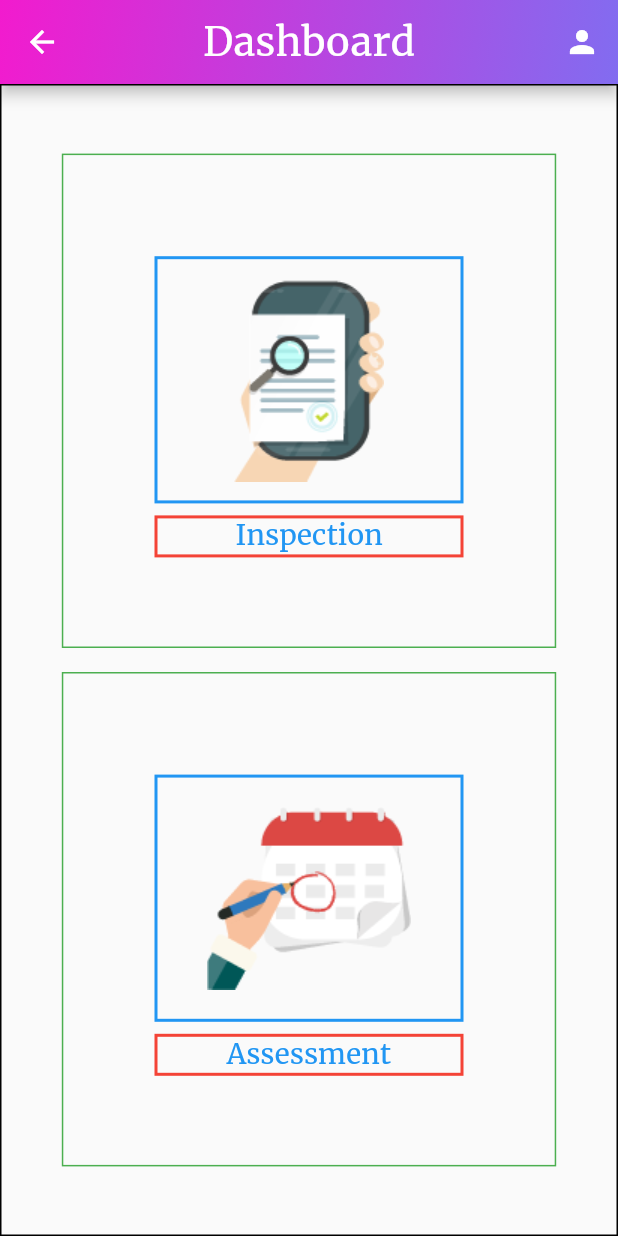
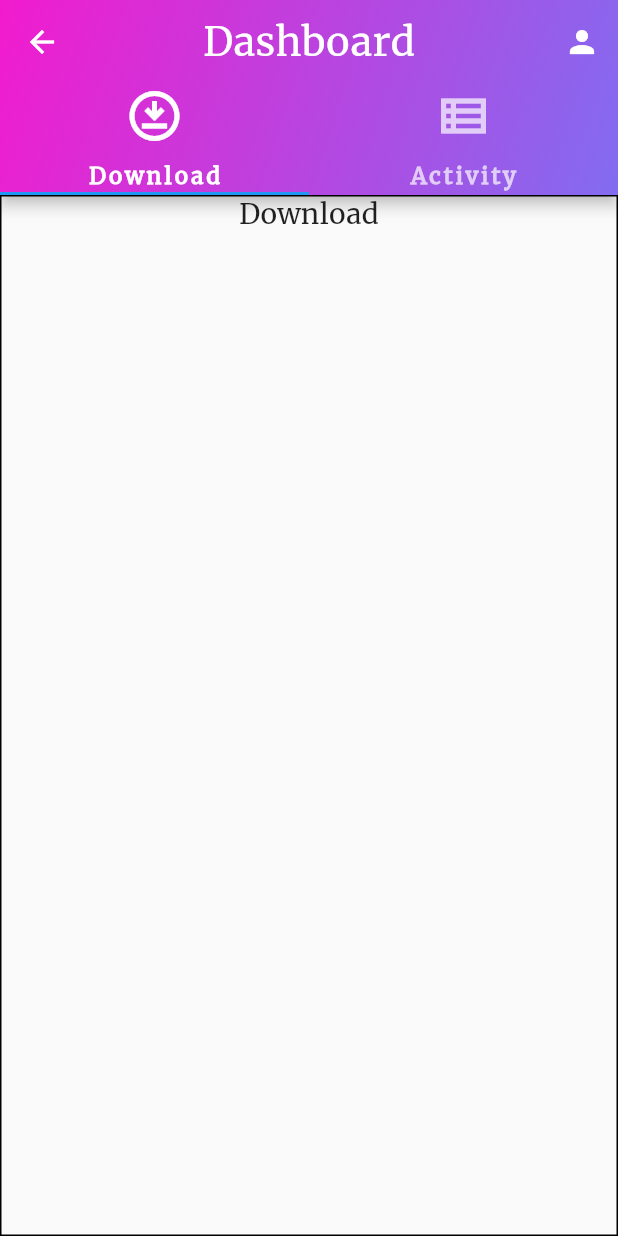
Before and after one commit to Sadja18/academic, a Flutter app: the DashboardScreen screen opened by its route, on a phone screen of 412 x 824 dp. Run offline on Flutter 3.47's test engine with Material 2 defaults, Android fonts, the phone set to English and light mode, and no system bars.

Commit message:
version: 0.0.0.3

```diff
--- a/lib/screens/screen_dashboard.dart
+++ b/lib/screens/screen_dashboard.dart
@@ -1,5 +1,7 @@
 import 'package:flutter/material.dart';
 import 'package:flutter/foundation.dart';
+import './screen_inspection.dart';
+import './screen_teacher_assessment.dart';
 
 class DashboardScreen extends StatefulWidget {
   static const routeName = '/screen-dashboard';
@@ -16,7 +18,9 @@ class _DashboardScreenState extends State<DashboardScreen> {
   Widget build(BuildContext context) {
     var statusBarHeight = MediaQuery.of(context).padding.top;
     var appBarHeight = kToolbarHeight;
-    return Scaffold(
+    return DefaultTabController(
+      length: 2,
+      child: Scaffold(
         key: scaffoldKey,
         appBar: AppBar(
           title: const Text('Dashboard'),
@@ -42,6 +46,38 @@ class _DashboardScreenState extends State<DashboardScreen> {
                 ],
               ),
             ),
+          ),
+          bottom: const TabBar(
+            tabs: [
+              Tab(
+                icon: Icon(
+                  Icons.download_for_offline_outlined,
+                  semanticLabel: 'Fetch Data',
+                  size: 40,
+                ),
+                child: Text(
+                  'Download',
+                  style: TextStyle(
+                      fontWeight: FontWeight.bold,
+                      fontSize: 15,
+                      letterSpacing: 1.8),
+                ),
+              ),
+              Tab(
+                icon: Icon(
+                  Icons.view_list_outlined,
+                  semanticLabel: 'Processes',
+                  size: 40,
+                ),
+                child: Text(
+                  'Activity',
+                  style: TextStyle(
+                      fontWeight: FontWeight.bold,
+                      fontSize: 15,
+                      letterSpacing: 1.8),
+                ),
+              ),
+            ],
           ),
         ),
         endDrawer: Container(
@@ -71,6 +107,16 @@ class _DashboardScreenState extends State<DashboardScreen> {
                       onPressed: () {
                         // wrapper();
                       },
+                      child: const Text('Fetch Data'),
+                    ),
+                  ),
+                ),
+                ListTile(
+                  title: Center(
+                    child: OutlinedButton(
+                      onPressed: () {
+                        // wrapper();
+                      },
                       child: const Text('Sync Data'),
                     ),
                   ),
@@ -89,7 +135,17 @@ class _DashboardScreenState extends State<DashboardScreen> {
             ),
           ),
         ),
-      body: Container(
+        body: TabBarView(
+          physics: const NeverScrollableScrollPhysics(),
+          children: [
+            Container(
+              alignment: Alignment.topCenter,
+              decoration: BoxDecoration(
+                border: Border.all(),
+              ),
+              child: const Text('Download'),
+            ),
+            Container(
               width: MediaQuery.of(context).size.width,
               height: MediaQuery.of(context).size.height,
               decoration: BoxDecoration(
@@ -108,9 +164,12 @@ class _DashboardScreenState extends State<DashboardScreen> {
                         color: Colors.green,
                       ),
                     ),
-              height: MediaQuery.of(context).size.height * 0.40,
+                    height: MediaQuery.of(context).size.height * 0.30,
                     child: TextButton(
-                onPressed: () {},
+                      onPressed: () {
+                        Navigator.of(context)
+                            .pushNamed(InspectionScreen.routeName);
+                      },
                       child: SizedBox(
                         child: Column(
                           mainAxisAlignment: MainAxisAlignment.center,
@@ -127,8 +186,8 @@ class _DashboardScreenState extends State<DashboardScreen> {
                               margin: const EdgeInsets.symmetric(
                                 vertical: 8.0,
                               ),
-                        child:
-                            Image.asset('assets/dashboardIcons/assessment.png'),
+                              child: Image.asset(
+                                  'assets/dashboardIcons/assessment.png'),
                             ),
                             Container(
                               alignment: Alignment.center,
@@ -155,9 +214,12 @@ class _DashboardScreenState extends State<DashboardScreen> {
                         color: Colors.green,
                       ),
                     ),
-              height: MediaQuery.of(context).size.height * 0.40,
+                    height: MediaQuery.of(context).size.height * 0.30,
                     child: TextButton(
-                onPressed: () {},
+                      onPressed: () {
+                        Navigator.of(context).pushNamed(
+                            TeacherTrainingAssessmentScreen.routeName);
+                      },
                       child: SizedBox(
                         child: Column(
                           mainAxisAlignment: MainAxisAlignment.center,
@@ -174,7 +236,8 @@ class _DashboardScreenState extends State<DashboardScreen> {
                               margin: const EdgeInsets.symmetric(
                                 vertical: 8.0,
                               ),
-                        child: Image.asset('assets/dashboardIcons/leave.png'),
+                              child: Image.asset(
+                                  'assets/dashboardIcons/leave.png'),
                             ),
                             Container(
                               alignment: Alignment.center,
@@ -196,6 +259,9 @@ class _DashboardScreenState extends State<DashboardScreen> {
                 ],
               ),
             ),
+          ],
+        ),
+      ),
     );
   }
 }
```
Also changed, not shown: lib/helpers/base_requests.dart (+27 -0 lines), lib/main.dart (+10 -3 lines), lib/screens/screen_inspection.dart (+107 -0 lines), lib/screens/screen_login.dart (+23 -1 lines), lib/screens/screen_teacher_assessment.dart (+109 -0 lines). Lines whose indentation alone changed are shown as unchanged.
